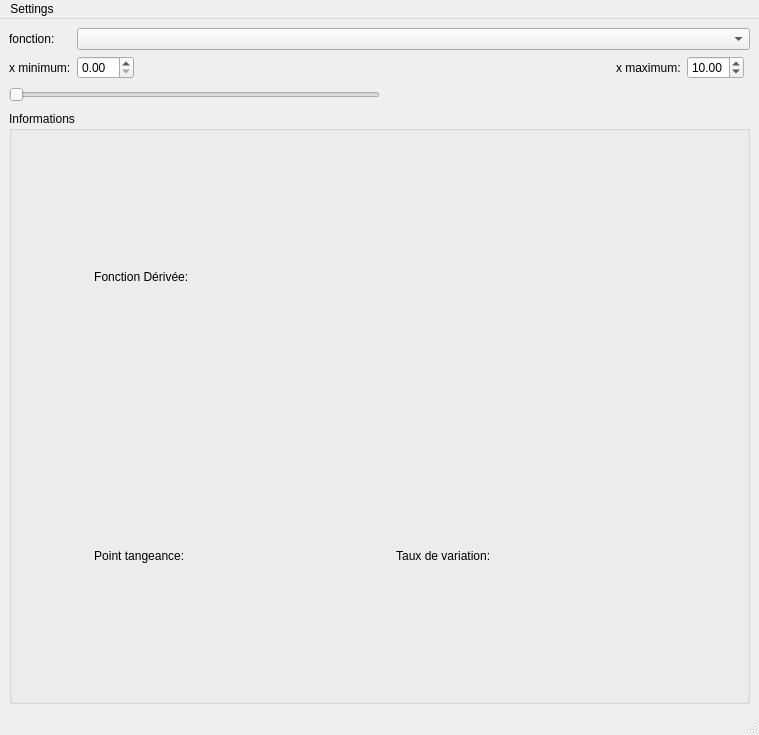
Old version of the form ui/tp2derivee.ui in the repository Jean-ChristopheGagne/TP2-Fonctions-derives.
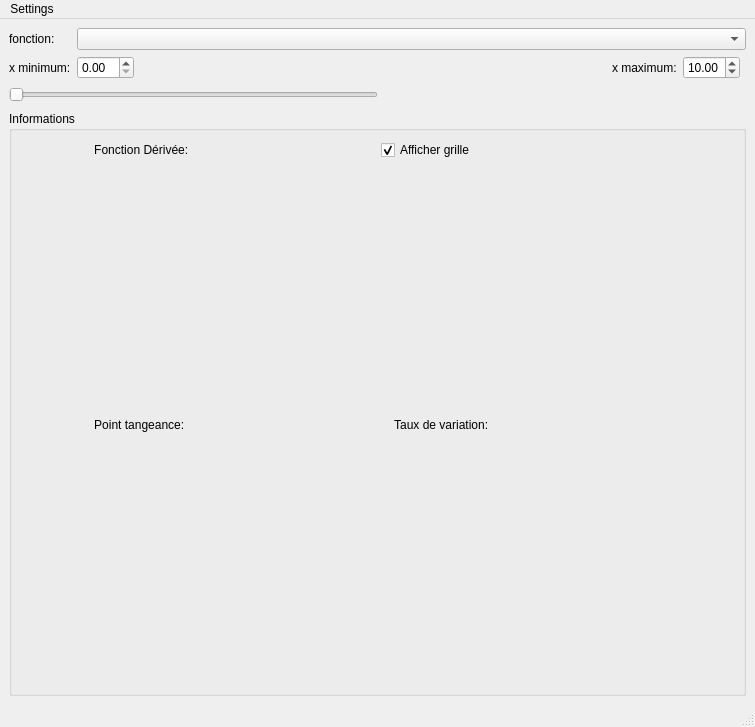
New version of the form.

Commit message: Ajout de l'etat de la grille

```diff
--- a/ui/tp2derivee.ui
+++ b/ui/tp2derivee.ui
@@ -6,8 +6,8 @@
    <rect>
     <x>0</x>
     <y>0</y>
-    <width>759</width>
-    <height>735</height>
+    <width>755</width>
+    <height>727</height>
    </rect>
   </property>
   <property name="windowTitle">
@@ -154,6 +154,16 @@
                </property>
               </widget>
              </item>
+             <item row="0" column="2">
+              <widget class="QCheckBox" name="grilleBox">
+               <property name="text">
+                <string>Afficher grille</string>
+               </property>
+               <property name="checked">
+                <bool>true</bool>
+               </property>
+              </widget>
+             </item>
             </layout>
            </item>
           </layout>
@@ -170,7 +180,7 @@
     <rect>
      <x>0</x>
      <y>0</y>
-     <width>759</width>
+     <width>755</width>
      <height>33</height>
     </rect>
    </property>
```
The commit also changes 4 other files.
